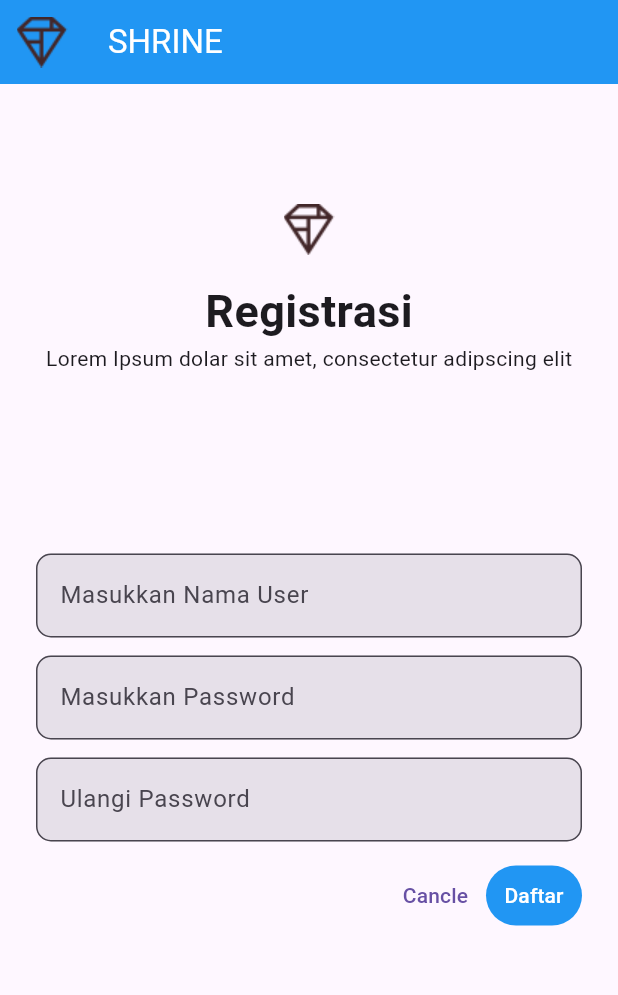
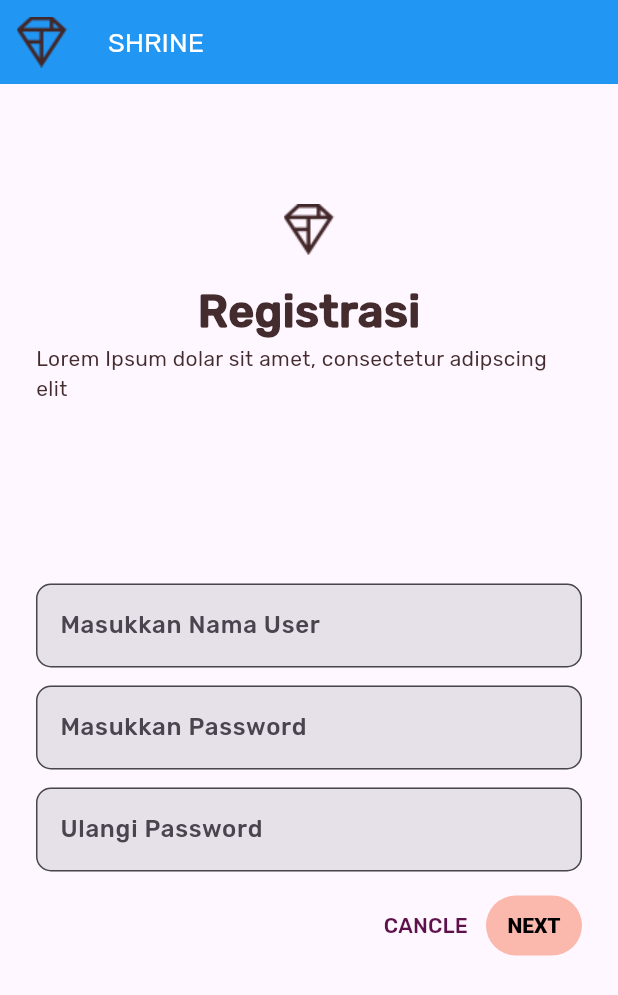
Before and after one commit to Shevabey/layout_item_tekmob, a Flutter app: the screen it shows after launch, after a tap on "Registrasi", on a phone screen of 412 x 824 dp. Shown: the top 995 px of the screen. Run offline on Flutter 3.47's test engine with Material 3 defaults, Android fonts, the phone set to English and light mode, and no system bars.

Commit message:
add continue prak 5

```diff
--- a/lib/app.dart
+++ b/lib/app.dart
@@ -17,6 +17,8 @@ import 'package:flutter/material.dart';
 import 'home.dart';
 import 'login.dart';
 import 'register.dart';
+import 'colors.dart';
+import 'supplemental/cut_corners_border.dart';
 
 // TODO: Convert ShrineApp to stateful widget (104)
 class ShrineApp extends StatelessWidget {
@@ -38,10 +40,68 @@ class ShrineApp extends StatelessWidget {
         // TODO: Change backLayer field value to CategoryMenuPage (104)
       },
       // TODO: Customize the theme (103)
-      theme: ThemeData.light(useMaterial3: true),
+      // theme: ThemeData.light(useMaterial3: true),
+      theme: _kShrineTheme,
     );
   }
 }
 
 // TODO: Build a Shrine Theme (103)
+final ThemeData _kShrineTheme = _buildShrineTheme();
+
+ThemeData _buildShrineTheme() {
+  final ThemeData base = ThemeData.light();
+  return base.copyWith(
+    colorScheme: base.colorScheme.copyWith(
+      primary: kShrinePurple,
+      onPrimary: kShrineBrown900,
+      secondary: kShrinePurple,
+      error: kShrineErrorRed,
+    ),
+    // TODO: Add the text themes (103)
+    textTheme: _buildShrineTextTheme(base.textTheme),
+    textSelectionTheme: const TextSelectionThemeData(
+      selectionColor: kShrinePink100,
+    ),
+    // TODO: Add the icon themes (103)
+    // TODO: Decorate the inputs (103)
+    inputDecorationTheme: const InputDecorationTheme(
+      border: OutlineInputBorder(),
+      focusedBorder: CutCornersBorder(
+        borderSide: BorderSide(
+          width: 2.0,
+          color: kShrineBrown900,
+        ),
+      ),
+      floatingLabelStyle: TextStyle(
+        color: kShrinePurple,
+      ),
+    ),
+  );
+}
+
 // TODO: Build a Shrine Text Theme (103)
+TextTheme _buildShrineTextTheme(TextTheme base) {
+  return base
+      .copyWith(
+        headline5: base.headline5!.copyWith(
+          fontWeight: FontWeight.w500,
+        ),
+        headline6: base.headline6!.copyWith(
+          fontSize: 18.0,
+        ),
+        caption: base.caption!.copyWith(
+          fontWeight: FontWeight.w400,
+          fontSize: 14.0,
+        ),
+        bodyText1: base.bodyText1!.copyWith(
+          fontWeight: FontWeight.w500,
+          fontSize: 16.0,
+        ),
+      )
+      .apply(
+        fontFamily: 'Rubik',
+        displayColor: kShrineBrown900,
+        bodyColor: kShrineBrown900,
+      );
+}
--- /dev/null
+++ b/lib/colors.dart
@@ -0,0 +1,14 @@
+import 'package:flutter/material.dart';
+
+const kShrinePink50 = Color(0xFFFEEAE6);
+const kShrinePink100 = Color(0xFFFEDBD0);
+const kShrinePink300 = Color(0xFFFBB8AC);
+const kShrinePink400 = Color(0xFFEAA4A4);
+
+const kShrineBrown900 = Color(0xFF442B2D);
+
+const kShrineErrorRed = Color(0xFFC5032B);
+
+const kShrineSurfaceWhite = Color(0xFFFFFBFA);
+const kShrineBackgroundWhite = Colors.white;
+const kShrinePurple = Color(0xFF5D1049);
--- a/lib/home.dart
+++ b/lib/home.dart
@@ -1,83 +1,13 @@
-// Copyright 2018-present the Flutter authors. All Rights Reserved.
-//
-// Licensed under the Apache License, Version 2.0 (the "License");
-// you may not use this file except in compliance with the License.
-// You may obtain a copy of the License at
-//
-// http://www.apache.org/licenses/LICENSE-2.0
-//
-// Unless required by applicable law or agreed to in writing, software
-// distributed under the License is distributed on an "AS IS" BASIS,
-// WITHOUT WARRANTIES OR CONDITIONS OF ANY KIND, either express or implied.
-// See the License for the specific language governing permissions and
-// limitations under the License.
-
 import 'package:flutter/material.dart';
 import 'package:intl/intl.dart';
 
 import 'model/product.dart';
 import 'model/products_repository.dart';
+import 'supplemental/asymmetric_view.dart';
+import 'colors.dart';
 
 class HomePage extends StatelessWidget {
   const HomePage({Key? key}) : super(key: key);
-
-  // TODO: Make a collection of cards (102)
-  List<Card> _buildGridCards(BuildContext context) {
-    List<Product> products = ProductsRepository.loadProducts(Category.all);
-
-    if (products.isEmpty) {
-      return const <Card>[];
-    }
-
-    final ThemeData theme = Theme.of(context);
-    final NumberFormat formatter =
-        NumberFormat.currency(locale: "id_ID", symbol: "Rp ");
-
-    return products.map((product) {
-      return Card(
-        clipBehavior: Clip.antiAlias,
-        // TODO: Adjust card heights (103)
-        child: Column(
-          // TODO: Center items on the card (103)
-          crossAxisAlignment: CrossAxisAlignment.start,
-          children: <Widget>[
-            AspectRatio(
-              aspectRatio: 18 / 11,
-              child: Image.asset(
-                product.assetName,
-                fit: BoxFit.fitWidth,
-                package: product.assetPackage,
-                // TODO: Adjust the box size (102)
-              ),
-            ),
-            Expanded(
-              child: Padding(
-                padding: const EdgeInsets.fromLTRB(16.0, 12.0, 16.0, 8.0),
-                child: Column(
-                  // TODO: Align labels to the bottom and center (103)
-                  crossAxisAlignment: CrossAxisAlignment.start,
-                  // TODO: Change innermost Column (103)
-                  children: <Widget>[
-                    // TODO: Handle overflowing labels (103)
-                    Text(
-                      product.name,
-                      style: theme.textTheme.titleLarge,
-                      maxLines: 1,
-                    ),
-                    const SizedBox(height: 8.0),
-                    Text(
-                      formatter.format(product.price),
-                      style: theme.textTheme.titleSmall,
-                    ),
-                  ],
-                ),
-              ),
-            ),
-          ],
-        ),
-      );
-    }).toList();
-  }
 
   // TODO: Add a variable for Category (104)
   @override
@@ -87,16 +17,17 @@ class HomePage extends StatelessWidget {
     return Scaffold(
       // TODO: Add app bar (102)
       appBar: AppBar(
-        backgroundColor: Colors.blue,
+        backgroundColor: kShrinePink400,
         leading: IconButton(
           onPressed: () {
             print('Menu Button');
           },
-            icon: Icon(
+          icon: const Icon(
             Icons.menu,
             semanticLabel: 'menu',
-            )),
-        title: Text(
+          ),
+        ),
+        title: const Text(
           'SHRINE',
           style: TextStyle(color: Colors.white),
         ),
@@ -105,19 +36,16 @@ class HomePage extends StatelessWidget {
             onPressed: () {
               print('You`re Search');
             },
-              icon: Icon(
+            icon: const Icon(
               Icons.search,
               semanticLabel: 'search',
-              ))
+            ),
+          ),
         ],
       ),
-      // TODO: Add a grid view (102)
-      body: GridView.count(
-        crossAxisCount: 2,
-        padding: const EdgeInsets.all(16.0),
-        childAspectRatio: 8.0 / 9.0,
-        // TODO: Build a grid of cards (102)
-        children: _buildGridCards(context),
+      // TODO: Replace GridView with AsymmetricView (104)
+      body: AsymmetricView(
+        products: ProductsRepository.loadProducts(Category.all),
       ),
       resizeToAvoidBottomInset: false,
       // TODO: Set resizeToAvoidBottomInset (101)
--- a/lib/login.dart
+++ b/lib/login.dart
@@ -13,6 +13,7 @@
 // limitations under the License.
 
 import 'package:flutter/material.dart';
+import 'supplemental/cut_corners_border.dart';
 
 class LoginPage extends StatefulWidget {
   const LoginPage({Key? key}) : super(key: key);
@@ -34,7 +35,7 @@ class _LoginPageState extends State<LoginPage> {
         leading: Image.asset('assets/diamond.png'),
         title: Text(
           'SHRINE',
-          style: TextStyle(color: Colors.white),
+          style: Theme.of(context).textTheme.headline5,
         ),
       ),
       body: SafeArea(
@@ -64,7 +65,7 @@ class _LoginPageState extends State<LoginPage> {
                       width: 1.0,
                     ),
                   ),
-                  filled: true,
+                  // filled: true,
                   labelText: 'Masukkan Nama User'),
             ),
             const SizedBox(height: 12.0),
@@ -78,7 +79,7 @@ class _LoginPageState extends State<LoginPage> {
                     width: 1.0,
                   ),
                 ),
-                filled: true,
+                // filled: true,
                 labelText: 'Password',
               ),
               obscureText: true,
@@ -92,17 +93,28 @@ class _LoginPageState extends State<LoginPage> {
                     _usernameController.clear();
                     _passwordController.clear();
                   },
-                  child: const Text('Cancle'),
+                  style: TextButton.styleFrom(
+                    foregroundColor: Theme.of(context).colorScheme.secondary,
+                    shape: const BeveledRectangleBorder(
+                      borderRadius: BorderRadius.all(Radius.circular(7.0)),
+                    ),
+                  ),
+                  child: const Text('CANCLE'),
                 ),
-                TextButton(
+                ElevatedButton(
                   onPressed: () {
                     Navigator.pushNamed(context, '/');
                   },
                   style: TextButton.styleFrom(
-                    foregroundColor: Colors.white,
-                    backgroundColor: Colors.blue, // text color
+                    elevation: 8.0,
+                    shape: const BeveledRectangleBorder(
+                      borderRadius: BorderRadius.all(Radius.circular(7.0)),
+                    ),
+                    textStyle: TextStyle(fontWeight: FontWeight.w800),
+                    foregroundColor: Colors.black,
+                    backgroundColor: Color(0xFFFBB8AC), // text color
                   ),
-                  child: const Text('Login'),
+                  child: const Text('NEXT'),
                 )
               ],
             ),
--- a/lib/register.dart
+++ b/lib/register.dart
@@ -110,17 +110,22 @@ class _LoginPageState extends State<RegisterPage> {
                     _passwordController.clear();
                     _passwordControllerRepeat.clear();
                   },
-                  child: const Text('Cancle'),
+                  style: TextButton.styleFrom(
+                    foregroundColor: Theme.of(context).colorScheme.secondary,
+                  ),
+                  child: const Text('CANCLE'),
                 ),
                 TextButton(
                   onPressed: () {
                     Navigator.pushNamed(context, '/');
                   },
                   style: TextButton.styleFrom(
-                    foregroundColor: Colors.white,
-                    backgroundColor: Colors.blue, // text color
+                    elevation: 8.0,
+                    textStyle: TextStyle(fontWeight: FontWeight.w800),
+                    foregroundColor: Colors.black,
+                    backgroundColor: Color(0xFFFBB8AC), // text color
                   ),
-                  child: const Text('Daftar'),
+                  child: const Text('NEXT'),
                 )
               ],
             ),
--- a/pubspec.yaml
+++ b/pubspec.yaml
@@ -19,6 +19,12 @@ dev_dependencies:
 
 flutter:
   # TODO: Insert Fonts (103)
+  fonts:
+    - family: Rubik
+      fonts:
+        - asset: fonts/Rubik-Regular.ttf
+        - asset: fonts/Rubik-Medium.ttf
+          weight: 500
   uses-material-design: true
   assets:
     - assets/diamond.png
```
Lines whose indentation alone changed are shown as unchanged.
